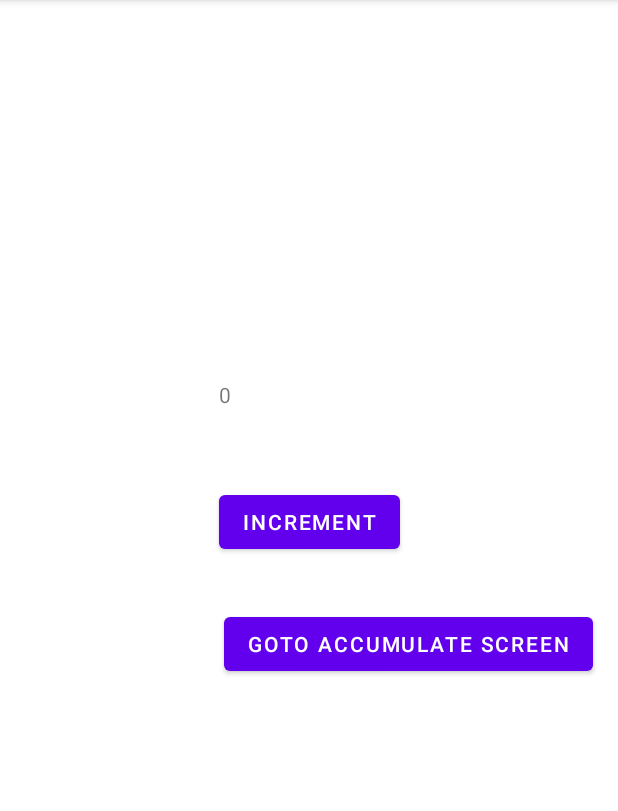
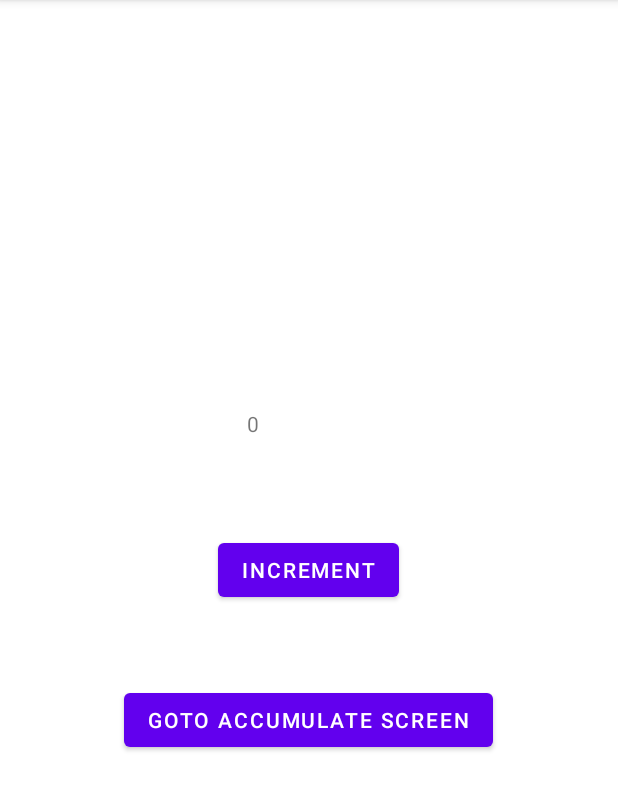
Before and after one commit to devpawann/MVVM-Learning, an Android app: the screen it shows after launch (MainActivity), on a phone screen of 412 x 824 dp, the part 84-895 px from its top. Run offline under Robolectric (Android 15) with nearby library versions, the phone set to English and light mode, and no system bars; our stand-ins replace data binding.

Commit message:
two way data binding

```diff
--- a/app/build.gradle
+++ b/app/build.gradle
@@ -1,6 +1,8 @@
 plugins {
     id 'com.android.application'
     id 'kotlin-android'
+    id 'kotlin-kapt'
+
 }
 
 android {
@@ -44,6 +46,9 @@ dependencies {
     // LiveData
     implementation "androidx.lifecycle:lifecycle-livedata-ktx:$lifecycle_version"
 
+
+
+
     implementation "org.jetbrains.kotlin:kotlin-stdlib:$kotlin_version"
     implementation 'androidx.core:core-ktx:1.5.0'
     implementation 'androidx.appcompat:appcompat:1.3.0'
--- a/app/src/main/java/com/pawan/mvvmlearning/ActivityMainViewModel.kt
+++ b/app/src/main/java/com/pawan/mvvmlearning/ActivityMainViewModel.kt
@@ -16,4 +16,6 @@ class ActivityMainViewModel : ViewModel() {
     fun incrementCount() {
         count.value = count.value?.plus(1)
     }
+
+
 }
--- a/app/src/main/java/com/pawan/mvvmlearning/MainActivity.kt
+++ b/app/src/main/java/com/pawan/mvvmlearning/MainActivity.kt
@@ -3,6 +3,7 @@ package com.pawan.mvvmlearning
 import android.content.Intent
 import androidx.appcompat.app.AppCompatActivity
 import android.os.Bundle
+import android.util.Log
 import androidx.databinding.DataBindingUtil
 import androidx.lifecycle.ViewModelProvider
 import com.pawan.mvvmlearning.databinding.ActivityMainBinding
@@ -14,23 +15,15 @@ class MainActivity : AppCompatActivity() {
         super.onCreate(savedInstanceState)
         binding = DataBindingUtil.setContentView(this, R.layout.activity_main)
         viewModel = ViewModelProvider(this).get(ActivityMainViewModel::class.java)
+        binding.lifecycleOwner = this
+        binding.myViewModel = viewModel
 
-        viewModel.countData.observe(this) {
-            binding.apply {
-                tvCount.text = it.toString()
+        binding.btnAccumulate.setOnClickListener {
+            Log.d("tag", "Here")
 
-                incrementBtn.setOnClickListener {
-                    viewModel.incrementCount()
-                }
-
-                //can perform same from layout file using listener binding
-//                btnAccumulate.setOnClickListener {
-//                    val intent = Intent(this@MainActivity, AccumulateActivity::class.java)
-//                    startActivity(intent)
-//                }
-            }
+            val intent = Intent(this, AccumulateActivity::class.java)
+            startActivity(intent)
         }
-
 
     }
 }
--- a/app/src/main/res/layout/activity_accumulate.xml
+++ b/app/src/main/res/layout/activity_accumulate.xml
@@ -5,6 +5,9 @@
 
     <data>
 
+        <variable
+            name="myViewModel"
+            type="com.pawan.mvvmlearning.AccumulateViewModel" />
     </data>
 
     <androidx.constraintlayout.widget.ConstraintLayout
@@ -19,6 +22,7 @@
             android:layout_marginStart="27dp"
             android:layout_marginTop="106dp"
             android:ems="10"
+            android:text="@={myViewModel.input}"
             android:inputType="number"
             app:layout_constraintStart_toStartOf="parent"
             app:layout_constraintTop_toTopOf="parent" />
@@ -29,6 +33,7 @@
             android:layout_height="wrap_content"
             android:layout_marginStart="8dp"
             android:layout_marginTop="18dp"
+            android:onClick="@{()->myViewModel.addNumber()}"
             android:text="@string/add"
             app:layout_constraintStart_toStartOf="@+id/et_Number1"
             app:layout_constraintTop_toBottomOf="@+id/et_Number1" />
@@ -39,6 +44,7 @@
             android:layout_height="wrap_content"
             android:layout_marginStart="48dp"
             android:layout_marginTop="48dp"
+            android:text="@{String.valueOf(myViewModel.sumData)}"
             app:layout_constraintStart_toStartOf="parent"
             app:layout_constraintTop_toBottomOf="@+id/button" />
     </androidx.constraintlayout.widget.ConstraintLayout>
--- a/app/src/main/res/layout/activity_main.xml
+++ b/app/src/main/res/layout/activity_main.xml
@@ -4,9 +4,9 @@
     xmlns:tools="http://schemas.android.com/tools">
 
     <data>
-    <variable
-        name="myViewModel"
-        type="com.pawan.mvvmlearning.ActivityMainViewModel" />
+        <variable
+            name="myViewModel"
+            type="com.pawan.mvvmlearning.ActivityMainViewModel" />
     </data>
 
     <androidx.constraintlayout.widget.ConstraintLayout
@@ -19,29 +19,39 @@
             android:id="@+id/tv_Count"
             android:layout_width="82dp"
             android:layout_height="wrap_content"
-            android:layout_marginBottom="51dp"
+            android:layout_marginBottom="64dp"
+            android:text="@{String.valueOf(myViewModel.countData)}"
             app:layout_constraintBottom_toTopOf="@+id/incrementBtn"
-            app:layout_constraintStart_toStartOf="@+id/incrementBtn" />
+            app:layout_constraintEnd_toEndOf="parent"
+            app:layout_constraintHorizontal_bias="0.498"
+            app:layout_constraintStart_toStartOf="parent"
+            app:layout_constraintTop_toTopOf="parent"
+            app:layout_constraintVertical_bias="1.0" />
 
         <Button
             android:id="@+id/incrementBtn"
             android:layout_width="wrap_content"
             android:layout_height="wrap_content"
-            android:layout_marginTop="324dp"
+            android:layout_marginTop="356dp"
+            android:onClick="@{()->myViewModel.incrementCount()}"
             android:text="@string/increment"
             app:layout_constraintEnd_toEndOf="parent"
+            app:layout_constraintHorizontal_bias="0.498"
             app:layout_constraintStart_toStartOf="parent"
             app:layout_constraintTop_toTopOf="parent" />
 
         <Button
             android:id="@+id/btn_Accumulate"
-            android:onClick="@{()->myViewModel.incrementCount()}"
             android:layout_width="wrap_content"
             android:layout_height="wrap_content"
-            android:layout_marginStart="3dp"
-            android:layout_marginTop="33dp"
+            android:layout_marginTop="52dp"
+
             android:text="@string/goto_accumulate_screen"
-            app:layout_constraintStart_toStartOf="@+id/incrementBtn"
-            app:layout_constraintTop_toBottomOf="@+id/incrementBtn" />
+            app:layout_constraintBottom_toBottomOf="parent"
+            app:layout_constraintEnd_toEndOf="parent"
+            app:layout_constraintHorizontal_bias="0.497"
+            app:layout_constraintStart_toStartOf="parent"
+            app:layout_constraintTop_toBottomOf="@+id/incrementBtn"
+            app:layout_constraintVertical_bias="0.0" />
     </androidx.constraintlayout.widget.ConstraintLayout>
 </layout>
```
Also changed, not shown: app/src/main/java/com/pawan/mvvmlearning/AccumulateActivity.kt (+3 -10 lines), app/src/main/java/com/pawan/mvvmlearning/AccumulateViewModel.kt (+14 -4 lines).
